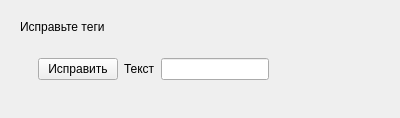
This is correctForm.ui in YarickVodila/EfficientNetV2_Whale_Reidentification as Qt 5 draws it before an edit. The edited form follows.
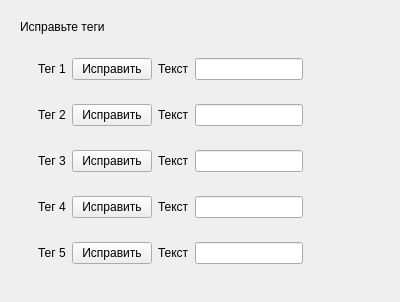
This is the edited form.

What changed in the file:
```diff
--- a/correctForm.ui
+++ b/correctForm.ui
@@ -7,7 +7,7 @@
     <x>0</x>
     <y>0</y>
     <width>400</width>
-    <height>114</height>
+    <height>302</height>
    </rect>
   </property>
   <property name="windowTitle">
@@ -42,6 +42,13 @@
             </sizepolicy>
            </property>
            <layout class="QHBoxLayout" name="horizontalLayout">
+            <item>
+             <widget class="QLabel" name="label">
+              <property name="text">
+               <string>Тег 1</string>
+              </property>
+             </widget>
+            </item>
             <item>
              <widget class="QPushButton" name="pushButton">
               <property name="text">
@@ -62,6 +69,150 @@
            </layout>
           </widget>
          </item>
+         <item>
+          <widget class="QWidget" name="correctWidtget_3" native="true">
+           <property name="sizePolicy">
+            <sizepolicy hsizetype="Fixed" vsizetype="Fixed">
+             <horstretch>0</horstretch>
+             <verstretch>0</verstretch>
+            </sizepolicy>
+           </property>
+           <layout class="QHBoxLayout" name="horizontalLayout_7">
+            <item>
+             <widget class="QLabel" name="label_7">
+              <property name="text">
+               <string>Тег 2</string>
+              </property>
+             </widget>
+            </item>
+            <item>
+             <widget class="QPushButton" name="pushButton_7">
+              <property name="text">
+               <string>Исправить</string>
+              </property>
+             </widget>
+            </item>
+            <item>
+             <widget class="QLabel" name="textToChangeLabel_7">
+              <property name="text">
+               <string>Текст</string>
+              </property>
+             </widget>
+            </item>
+            <item>
+             <widget class="QLineEdit" name="lineEdit_7"/>
+            </item>
+           </layout>
+          </widget>
+         </item>
+         <item>
+          <widget class="QWidget" name="correctWidtget_5" native="true">
+           <property name="sizePolicy">
+            <sizepolicy hsizetype="Fixed" vsizetype="Fixed">
+             <horstretch>0</horstretch>
+             <verstretch>0</verstretch>
+            </sizepolicy>
+           </property>
+           <layout class="QHBoxLayout" name="horizontalLayout_9">
+            <item>
+             <widget class="QLabel" name="label_9">
+              <property name="text">
+               <string>Тег 3</string>
+              </property>
+             </widget>
+            </item>
+            <item>
+             <widget class="QPushButton" name="pushButton_9">
+              <property name="text">
+               <string>Исправить</string>
+              </property>
+             </widget>
+            </item>
+            <item>
+             <widget class="QLabel" name="textToChangeLabel_9">
+              <property name="text">
+               <string>Текст</string>
+              </property>
+             </widget>
+            </item>
+            <item>
+             <widget class="QLineEdit" name="lineEdit_9"/>
+            </item>
+           </layout>
+          </widget>
+         </item>
+         <item>
+          <widget class="QWidget" name="correctWidtget_4" native="true">
+           <property name="sizePolicy">
+            <sizepolicy hsizetype="Fixed" vsizetype="Fixed">
+             <horstretch>0</horstretch>
+             <verstretch>0</verstretch>
+            </sizepolicy>
+           </property>
+           <layout class="QHBoxLayout" name="horizontalLayout_8">
+            <item>
+             <widget class="QLabel" name="label_8">
+              <property name="text">
+               <string>Тег 4</string>
+              </property>
+             </widget>
+            </item>
+            <item>
+             <widget class="QPushButton" name="pushButton_8">
+              <property name="text">
+               <string>Исправить</string>
+              </property>
+             </widget>
+            </item>
+            <item>
+             <widget class="QLabel" name="textToChangeLabel_8">
+              <property name="text">
+               <string>Текст</string>
+              </property>
+             </widget>
+            </item>
+            <item>
+             <widget class="QLineEdit" name="lineEdit_8"/>
+            </item>
+           </layout>
+          </widget>
+         </item>
+         <item>
+          <widget class="QWidget" name="correctWidtget_2" native="true">
+           <property name="sizePolicy">
+            <sizepolicy hsizetype="Fixed" vsizetype="Fixed">
+             <horstretch>0</horstretch>
+             <verstretch>0</verstretch>
+            </sizepolicy>
+           </property>
+           <layout class="QHBoxLayout" name="horizontalLayout_6">
+            <item>
+             <widget class="QLabel" name="label_6">
+              <property name="text">
+               <string>Тег 5</string>
+              </property>
+             </widget>
+            </item>
+            <item>
+             <widget class="QPushButton" name="pushButton_6">
+              <property name="text">
+               <string>Исправить</string>
+              </property>
+             </widget>
+            </item>
+            <item>
+             <widget class="QLabel" name="textToChangeLabel_6">
+              <property name="text">
+               <string>Текст</string>
+              </property>
+             </widget>
+            </item>
+            <item>
+             <widget class="QLineEdit" name="lineEdit_6"/>
+            </item>
+           </layout>
+          </widget>
+         </item>
         </layout>
        </widget>
       </item>
```
